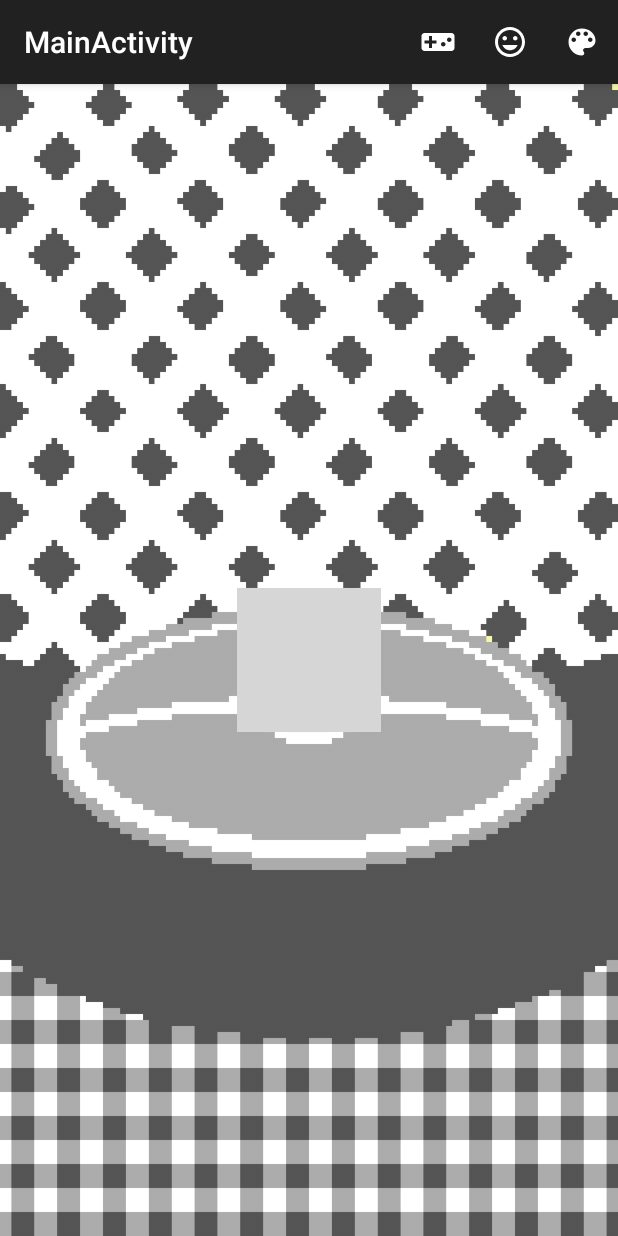
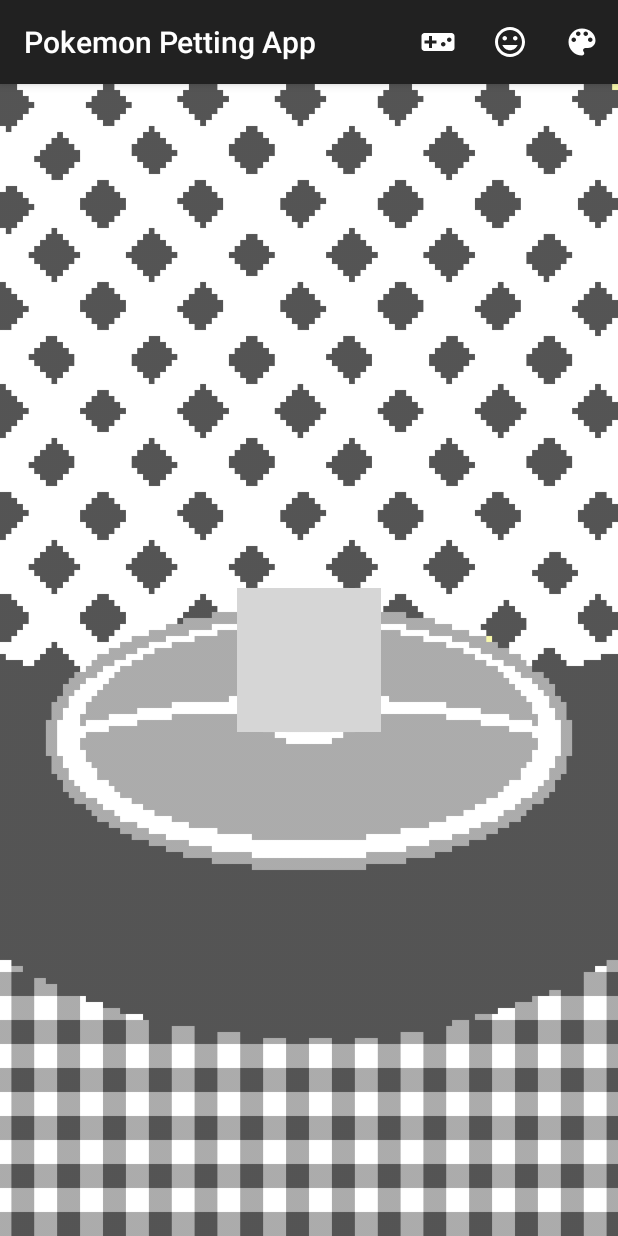
Before and after one commit to dj-pocket-cloud/Pokemon-Petting-App, an Android app: the screen it shows after launch (MainActivity), after a tap on "Toggle Sprite Mode", on a phone screen of 412 x 824 dp. Run offline under Robolectric (Android 15) with nearby library versions, the phone set to English and light mode, and no system bars; grey boxes are pictures that could not be loaded.

Commit message:
FUCK. WHERE THE FUCK IS DEV?

```diff
--- a/app/src/main/java/rs/example/pokemonpettingapp/MainActivityFragment.java
+++ b/app/src/main/java/rs/example/pokemonpettingapp/MainActivityFragment.java
@@ -1,5 +1,7 @@
 package rs.example.pokemonpettingapp;
 
+import android.animation.Animator;
+import android.animation.AnimatorListenerAdapter;
 import android.content.Context;
 import android.hardware.Sensor;
 import android.hardware.SensorEvent;
@@ -14,10 +16,13 @@ import android.view.Menu;
 import android.view.MenuInflater;
 import android.view.MenuItem;
 import android.view.View;
+import android.view.ViewAnimationUtils;
 import android.view.ViewGroup;
 import android.widget.FrameLayout;
 import android.widget.ImageView;
 import android.widget.Toast;
+import android.view.animation.Animation;
+import android.view.animation.AnimationUtils;
 
 import static android.widget.Toast.*;
 
@@ -29,10 +34,11 @@ public class MainActivityFragment extends Fragment {
     private boolean dialogOnScreen = false;
     private int pokeId = 25; //corresponds to pokedex number
     private boolean spriteMode = true; //true = color, false = greyscale
+    private Animation shakeAnimation;
+    FrameLayout petFrame;
     MediaPlayer mediaPlayer = new MediaPlayer();
     int cry = R.raw.cry001; //change this cry programmatically based on current pokemon
     ImageView pokeImg;
-    FrameLayout frameLayout;
 
     // value used to determine whether user shook the device to erase
     private static final int ACCELERATION_THRESHOLD = 100000;
@@ -51,18 +57,29 @@ public class MainActivityFragment extends Fragment {
 
         setHasOptionsMenu(true); // this fragment has menu items to display
 
+        // load the shake animation that's used for animating the pokemon
+        shakeAnimation = AnimationUtils.loadAnimation(getActivity(), R.anim.pokemon_jump);
+        shakeAnimation.setRepeatCount(3); // animation repeats 3 times
+
+
         // get reference to the DoodleView
         petView = (PetView) view.findViewById(R.id.petView);
 
         pokeImg = (ImageView) view.findViewById(R.id.pokeImageView);
-        frameLayout = (FrameLayout) view.findViewById(R.id.frame);
+
+        petFrame = (FrameLayout) view.findViewById(R.id.petFrame);
 
         // initialize acceleration values
         acceleration = 0.00f;
         currentAcceleration = SensorManager.GRAVITY_EARTH;
         lastAcceleration = SensorManager.GRAVITY_EARTH;
+
+        //pokeImg.startAnimation(shakeAnimation);
+
         return view;
     }
+
+
 
     // start listening for sensor events
     @Override
@@ -157,12 +174,13 @@ public class MainActivityFragment extends Fragment {
                 spriteMode = !spriteMode;
                 setSprite(pokeId);
                 if (spriteMode) {
-                    frameLayout.setBackgroundResource(R.drawable.pokebackground);
+                    petFrame.setBackgroundResource(R.drawable.pokebackground);
                     Toast.makeText(getContext(), R.string.toast_color_sprite_toggle, Toast.LENGTH_SHORT).show();
                 }
                 else {
-                    frameLayout.setBackgroundResource(R.drawable.pokebackgroundgrey);
+                    petFrame.setBackgroundResource(R.drawable.pokebackgroundgrey);
                     Toast.makeText(getContext(), R.string.toast_color_sprite_toggle, Toast.LENGTH_SHORT).show();
+                    animatePokemon();
                 }
                 return true;
             case R.id.pokemon:
@@ -194,6 +212,10 @@ public class MainActivityFragment extends Fragment {
         setSprite(pokeId);
     }
 
+    public void animatePokemon(){
+        pokeImg.startAnimation(shakeAnimation);
+    }
+
     public int getPokeId() {
         return pokeId;
     }
--- a/app/src/main/java/rs/example/pokemonpettingapp/PetView.java
+++ b/app/src/main/java/rs/example/pokemonpettingapp/PetView.java
@@ -7,12 +7,13 @@ import android.graphics.Color;
 import android.graphics.Paint;
 import android.graphics.Path;
 import android.graphics.Point;
-import android.provider.MediaStore;
-import android.support.v4.print.PrintHelper;
+import android.support.v4.app.DialogFragment;
 import android.util.AttributeSet;
 import android.view.Gravity;
 import android.view.MotionEvent;
 import android.view.View;
+import android.view.animation.Animation;
+import android.view.animation.AnimationUtils;
 import android.widget.ImageView;
 import android.widget.Toast;
 
@@ -56,6 +57,7 @@ public class PetView extends View {
                 Bitmap.Config.ARGB_8888);
         //bitmapCanvas = new Canvas(bitmap);
         bitmap.eraseColor(Color.TRANSPARENT); // erase the Bitmap with transparent
+
     }
 
     // set the color for the shapes and line
@@ -192,6 +194,10 @@ public class PetView extends View {
     private void touchEnded(int lineID) {
         Path path = pathMap.get(lineID); // get the corresponding Path
         //bitmapCanvas.drawPath(path, paintLine); // draw to bitmapCanvas
+        Animation shakeAnimation = AnimationUtils.loadAnimation(getContext(), R.anim.pokemon_jump);
+        shakeAnimation.setRepeatCount(3); // animation repeats 3 times
+        ImageView pokeView = (ImageView) getRootView().findViewById(R.id.pokeImageView);
+        pokeView.startAnimation(shakeAnimation);
         path.reset(); // reset the Path
     }
 }
--- /dev/null
+++ b/app/src/main/res/anim/pokemon_jump.xml
@@ -0,0 +1,6 @@
+<?xml version="1.0" encoding="utf-8"?>
+<set xmlns:android="http://schemas.android.com/apk/res/android" android:interpolator="@android:anim/decelerate_interpolator">
+    <translate android:duration="15" android:fromYDelta="0" android:toYDelta="-1%p" />
+    <translate android:duration="100" android:fromYDelta="-1%p" android:toYDelta="5%p" android:startOffset="15"/>
+    <translate android:duration="100" android:fromYDelta="5%p" android:toYDelta="0%p" android:startOffset="115" />
+</set>
--- a/app/src/main/res/layout/fragment_main.xml
+++ b/app/src/main/res/layout/fragment_main.xml
@@ -1,6 +1,6 @@
 <?xml version="1.0" encoding="utf-8"?>
 <FrameLayout xmlns:android="http://schemas.android.com/apk/res/android"
-    android:id="@+id/frame"
+    android:id="@+id/petFrame"
     android:layout_width="wrap_content"
     android:layout_height="wrap_content"
     android:background="@drawable/pokebackground">
--- a/app/src/main/res/values/strings.xml
+++ b/app/src/main/res/values/strings.xml
@@ -1,6 +1,6 @@
 <resources>
     <string name="app_name">Pokemon Petting App</string>
-    <string name="title_activity_main">MainActivity</string>
+    <string name="title_activity_main">Pokemon Petting App</string>
     <string name="label_alpha">Alpha</string>
     <string name="label_red">Red</string>
     <string name="label_green">Green</string>
```
